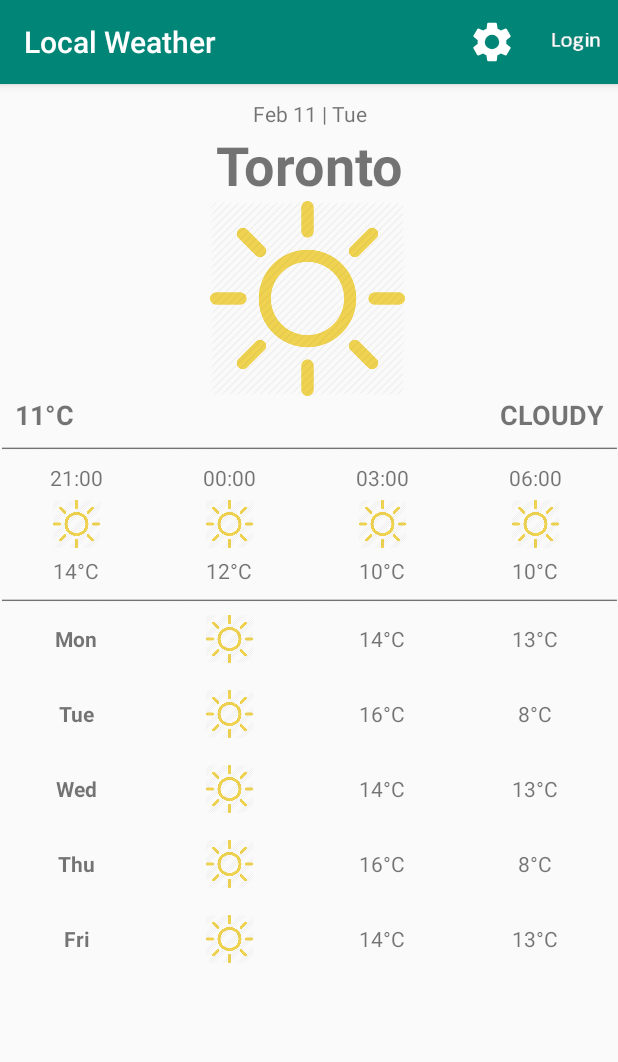
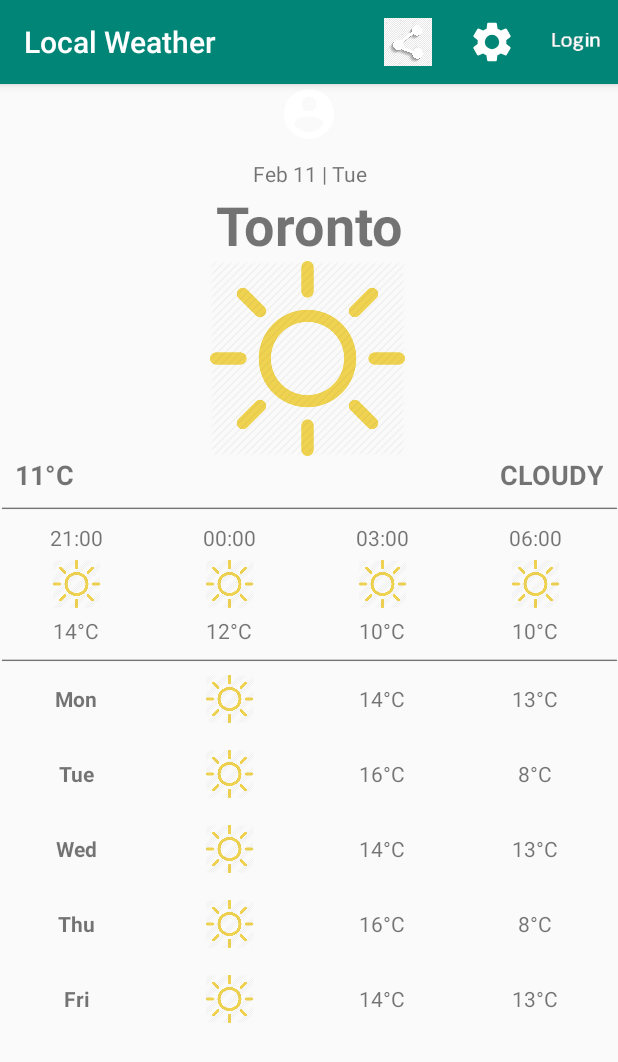
Before and after one commit to gillkashdeep/COMP313-002-TEAM6, an Android app: the screen it shows after launch (HomeActivity), on a phone screen of 412 x 824 dp. Shown: the top 1062 px of the screen. Run offline under Robolectric (Android 15) with nearby library versions, the light colour scheme and no system bars; our stand-ins replace Picasso, Volley; network calls fail; pictures from the network do not load.

Commit message:
share current weather added

```diff
--- a/app/src/main/java/com/example/isitraining/LoginActivity.java
+++ b/app/src/main/java/com/example/isitraining/LoginActivity.java
@@ -40,6 +40,8 @@ public class LoginActivity extends AppCompatActivity {
                 LoginActivity.mMyAppsBundle.putString("1", user_name);
                 final String user_password = passWord.getText().toString();
                 LoginActivity.mMyAppsBundle.putString("2", user_password);
+                System.out.print("database reach!");
+
 
                 Response.Listener<String> responseListener = new Response.Listener<String>() {
                     @Override
--- a/app/src/main/java/com/example/isitraining/RegisterActivity.java
+++ b/app/src/main/java/com/example/isitraining/RegisterActivity.java
@@ -6,6 +6,7 @@ import androidx.appcompat.widget.Toolbar;
 
 import android.content.Intent;
 import android.os.Bundle;
+import android.util.Log;
 import android.view.View;
 import android.widget.Button;
 import android.widget.EditText;
@@ -43,6 +44,7 @@ public class RegisterActivity extends AppCompatActivity {
                 final String mail = eMail.getText().toString();
                 final String password = passWord.getText().toString();
                 final String passwordCheck = passWordCheck.getText().toString();
+                System.out.print("database reach!");
 
                 //Set up Response Listener
                 Response.Listener<String> responseListener = new Response.Listener<String>()
@@ -50,6 +52,7 @@ public class RegisterActivity extends AppCompatActivity {
                     @Override
                     public void onResponse(String response) {
                         try {
+                            Log.e("any text",response);
                             //Getting Response if adding Data to the Table was Successful
                             JSONObject jsonResponse = new JSONObject(response);
                             boolean success = jsonResponse.getBoolean("success");
--- a/app/src/main/java/com/example/isitraining/RegisterRequest.java
+++ b/app/src/main/java/com/example/isitraining/RegisterRequest.java
@@ -8,9 +8,8 @@ import java.util.Map;
 
 public class RegisterRequest extends StringRequest {
 
-    private static final String Register_Request_URL = "https://isitraining.000webhostapp.com/Register.php";
+    private static final String Register_Request_URL = "https://isitrain.000webhostapp.com/Register.php";
     private final Map<String, String> params;
-
     public RegisterRequest(String user_name, String user_mail, String user_password, Response.Listener<String> listener)
     {
         super(Method.POST, Register_Request_URL, listener, null);
@@ -18,6 +17,8 @@ public class RegisterRequest extends StringRequest {
         params.put("user_name", user_name);
         params.put("user_mail", user_mail);
         params.put("user_password", user_password);
+        System.out.print("database reach!");
+
     }
 
     @Override
--- a/app/src/main/res/layout/activity_home.xml
+++ b/app/src/main/res/layout/activity_home.xml
@@ -10,6 +10,12 @@
     <include
         android:id="@+id/tbHome"
         layout="@layout/toolbar" />
+
+    <ImageView
+        android:id="@+id/imageView"
+        android:layout_width="match_parent"
+        android:layout_height="wrap_content"
+        app:srcCompat="@drawable/account" />
 
     <LinearLayout
         android:layout_width="match_parent"
--- a/app/src/main/res/menu/menu_toolbar.xml
+++ b/app/src/main/res/menu/menu_toolbar.xml
@@ -2,6 +2,11 @@
 <menu xmlns:android="http://schemas.android.com/apk/res/android"
     xmlns:app="http://schemas.android.com/apk/res-auto">
 
+    <item
+        android:id="@+id/share"
+        android:icon="@drawable/share_logo"
+        android:title="share"
+        app:showAsAction="always" />
     <item
         android:id="@+id/goToSetting"
         android:title="Go to Setting Page"
```
Also changed, not shown: app/src/main/java/com/example/isitraining/HomeActivity.java (+15 -3 lines), app/src/main/java/com/example/isitraining/ShareActivity.java (added, +7 -0 lines), app/src/main/res/drawable/share_logo.jpg (added).
